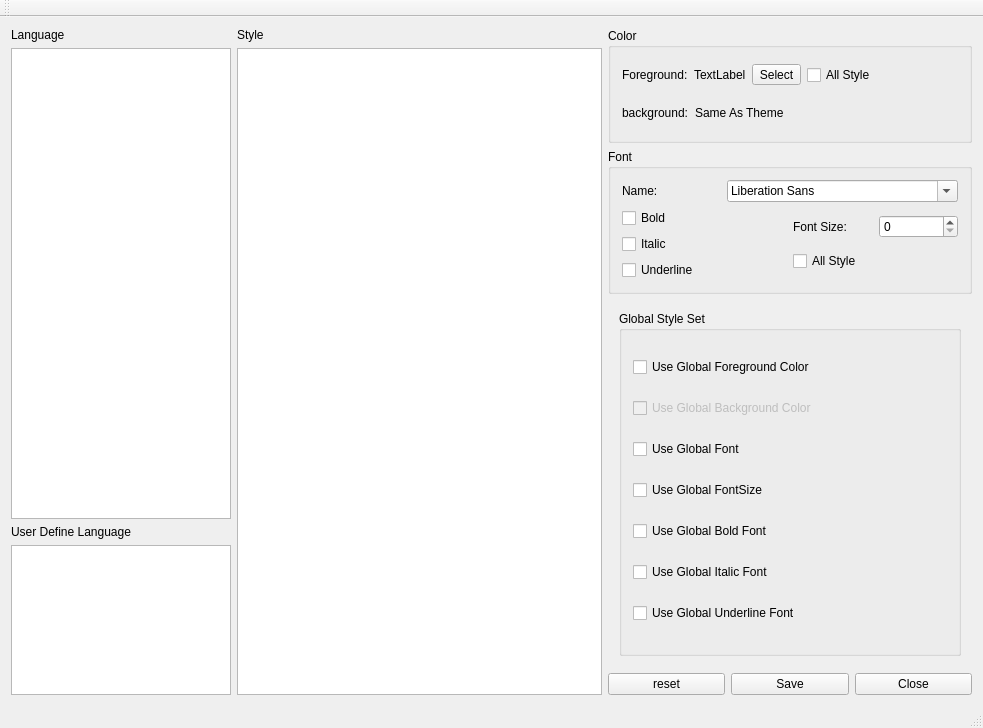
The window that src/qtlangset.ui (x2009again/notepad--) describes before a commit, drawn with Qt 5.
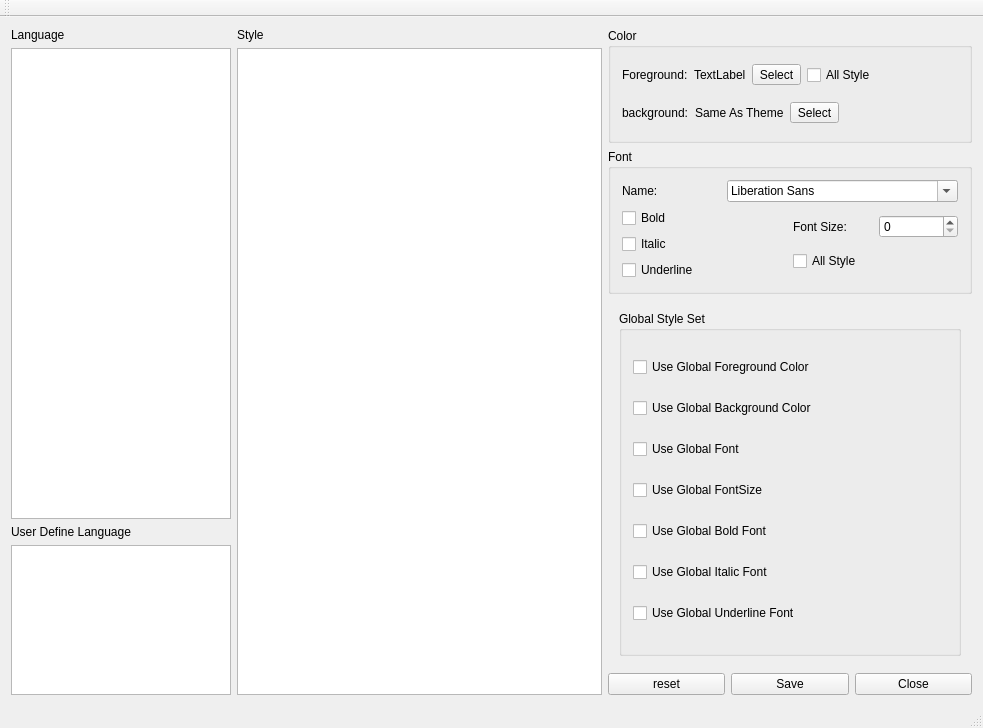
The same window after the commit. Icons and pictures are not drawn.

Patch:
```diff
--- a/src/qtlangset.ui
+++ b/src/qtlangset.ui
@@ -189,6 +189,13 @@
              </property>
             </widget>
            </item>
+             <item>
+            <widget class="QToolButton" name="toolButton1">
+             <property name="text">
+              <string>Select</string>
+             </property>
+            </widget>
+           </item>
            <item>
             <spacer name="horizontalSpacer_2">
              <property name="orientation">
@@ -377,7 +384,7 @@
              <item>
               <widget class="QCheckBox" name="useGbBc">
                <property name="enabled">
-                <bool>false</bool>
+                <bool>true</bool>
                </property>
                <property name="text">
                 <string>Use Global Background Color</string>
```
Left out of the diff: 16 changed lines with no effect on the pictures. Lines whose indentation alone changed are shown as unchanged.
